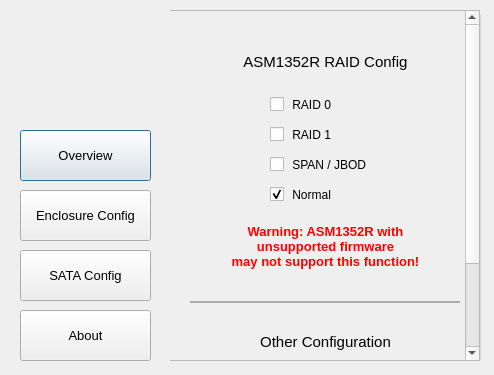
Above: ultra_enclosure_manager.ui from barryblueice/R-SODIUM-Ultra-Enclosure-Manager before the change. Below: the same form after it.
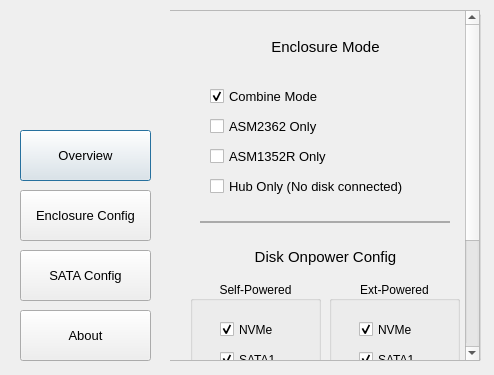
That is the form after the change. Icons and pictures are not drawn.

What changed in the file:
```diff
--- a/ultra_enclosure_manager.ui
+++ b/ultra_enclosure_manager.ui
@@ -256,9 +256,9 @@
      <widget class="QSpinBox" name="powertime">
       <property name="geometry">
        <rect>
-        <x>150</x>
+        <x>155</x>
         <y>356</y>
-        <width>61</width>
+        <width>60</width>
         <height>31</height>
        </rect>
       </property>
@@ -399,9 +399,9 @@
      <widget class="QLabel" name="label_21">
       <property name="geometry">
        <rect>
-        <x>20</x>
+        <x>30</x>
         <y>290</y>
-        <width>270</width>
+        <width>250</width>
         <height>2</height>
        </rect>
       </property>
@@ -477,7 +477,7 @@
      <property name="geometry">
       <rect>
        <x>0</x>
-       <y>-171</y>
+       <y>0</y>
        <width>297</width>
        <height>520</height>
       </rect>
@@ -546,7 +546,7 @@
        <set>Qt::AlignmentFlag::AlignCenter</set>
       </property>
      </widget>
-     <widget class="QGroupBox" name="groupBox">
+     <widget class="QGroupBox" name="selfpowered_groupbox">
       <property name="geometry">
        <rect>
         <x>20</x>
@@ -619,7 +619,7 @@
        </property>
       </widget>
      </widget>
-     <widget class="QGroupBox" name="groupBox_2">
+     <widget class="QGroupBox" name="extpowered_groupbox">
       <property name="geometry">
        <rect>
         <x>159</x>
@@ -695,9 +695,9 @@
      <widget class="QLabel" name="label_13">
       <property name="geometry">
        <rect>
-        <x>20</x>
+        <x>30</x>
         <y>210</y>
-        <width>270</width>
+        <width>250</width>
         <height>2</height>
        </rect>
       </property>
@@ -1219,8 +1219,8 @@
   <zorder>about_button</zorder>
   <zorder>about</zorder>
   <zorder>overview</zorder>
-  <zorder>boxmode</zorder>
   <zorder>sataconfig</zorder>
+  <zorder>boxmode</zorder>
  </widget>
  <resources>
   <include location="usm.qrc"/>
```
